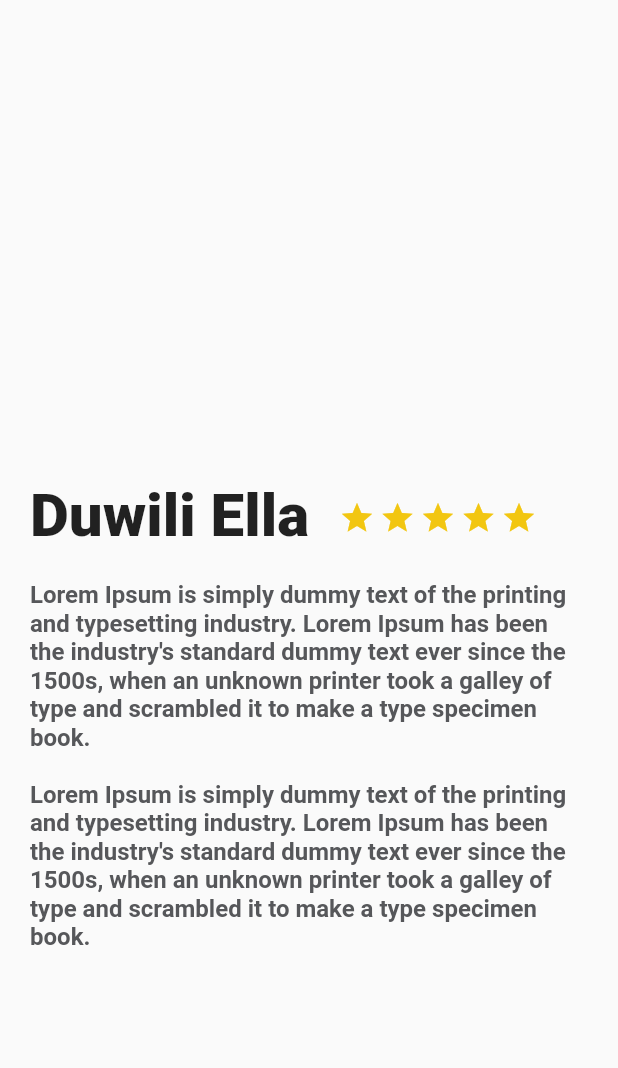
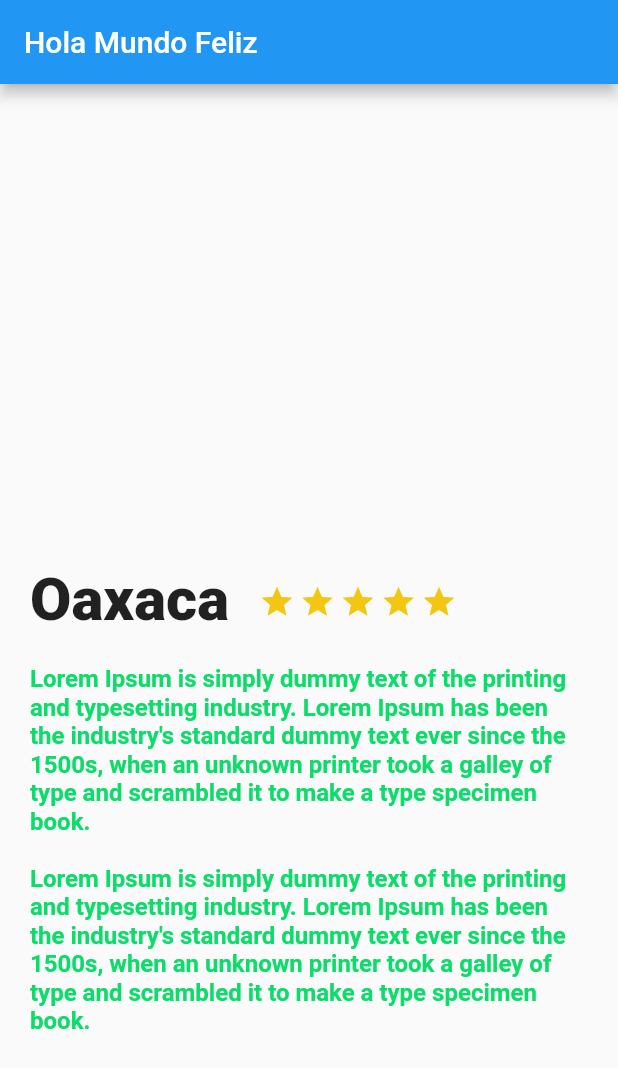
Before and after one commit to khemtz/PAM_uao_2022, a Flutter app: the screen it shows after launch, on a phone screen of 412 x 824 dp. Shown: the top 1068 px of the screen. Run offline on Flutter 3.47's test engine with Material 2 defaults, Android fonts, the phone set to English and light mode, and no system bars.

Commit message:
Aggrego: Envio desde main de las variables

```diff
--- a/lib/description_place.dart
+++ b/lib/description_place.dart
@@ -1,9 +1,10 @@
 import 'package:flutter/material.dart';
 
 class DescriptionPlace extends StatelessWidget {
-  @override
-
-  String descriptionPlace = "Lorem Ipsum is simply dummy text of the printing and typesetting industry. Lorem Ipsum has been the industry's standard dummy text ever since the 1500s, when an unknown printer took a galley of type and scrambled it to make a type specimen book. \n\nLorem Ipsum is simply dummy text of the printing and typesetting industry. Lorem Ipsum has been the industry's standard dummy text ever since the 1500s, when an unknown printer took a galley of type and scrambled it to make a type specimen book.";
+  String nombrePlace;
+  String descriptionPlace;
+  DescriptionPlace(this.nombrePlace, this.descriptionPlace);
+  //String descriptionPlace = "Lorem Ipsum is simply dummy text of the printing and typesetting industry. Lorem Ipsum has been the industry's standard dummy text ever since the 1500s, when an unknown printer took a galley of type and scrambled it to make a type specimen book. \n\nLorem Ipsum is simply dummy text of the printing and typesetting industry. Lorem Ipsum has been the industry's standard dummy text ever since the 1500s, when an unknown printer took a galley of type and scrambled it to make a type specimen book.";
 
   Widget build(BuildContext context) {
     // TODO: implement build
@@ -36,7 +37,7 @@ class DescriptionPlace extends StatelessWidget {
             right: 20.0
         ),
         child: Text(
-          "Duwili Ella",
+          nombrePlace,
           style: TextStyle(
             fontSize: 40.0,
             fontWeight: FontWeight.w900,
@@ -74,7 +75,7 @@ class DescriptionPlace extends StatelessWidget {
         style: const TextStyle(
             fontSize: 16.0,
             fontWeight: FontWeight.bold,
-            color: Color(0xFF56575a)
+            color: Color(0xFF0CDC6A)
         ),
 
       ),
--- a/lib/main.dart
+++ b/lib/main.dart
@@ -2,28 +2,25 @@ import 'package:flutter/material.dart';
 import 'description_place.dart';
 
 void main() {
-  runApp(const MyApp());
+  runApp(MyApp());
 }
 
 class MyApp extends StatelessWidget {
-  const MyApp({Key? key}) : super(key: key);
-
   // This widget is the root of your application.
+  String descriptionDummy = "Lorem Ipsum is simply dummy text of the printing and typesetting industry. Lorem Ipsum has been the industry's standard dummy text ever since the 1500s, when an unknown printer took a galley of type and scrambled it to make a type specimen book. \n\nLorem Ipsum is simply dummy text of the printing and typesetting industry. Lorem Ipsum has been the industry's standard dummy text ever since the 1500s, when an unknown printer took a galley of type and scrambled it to make a type specimen book.";
   @override
   Widget build(BuildContext context) {
     return MaterialApp(
-      title: 'Flutter Demo',
-      theme: ThemeData(
-         primarySwatch: Colors.amber,
-      ),
-      home: Scaffold(
-          /*appBar: AppBar(
-            title: Text("Hola Mundo"),
-          ),*/
-        body: DescriptionPlace(),
-
-
-      ),
+        title: 'Flutter Demo',
+        theme: ThemeData(
+            primarySwatch: Colors.blue,
+        ),
+        home: Scaffold(
+          appBar: AppBar(
+            title: Text("Hola Mundo Feliz"),
+          ),
+          body: new DescriptionPlace("Oaxaca", descriptionDummy),
+        )//MyHomePage(title: 'Flutter Demo Home Page'),
     );
   }
 }
```
